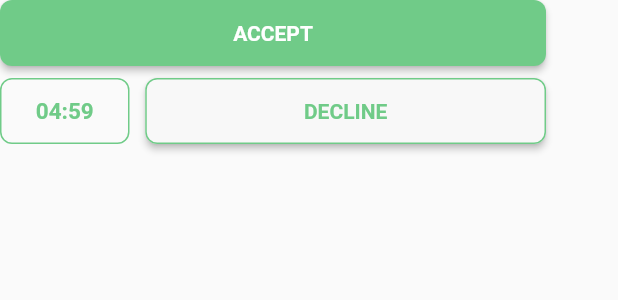
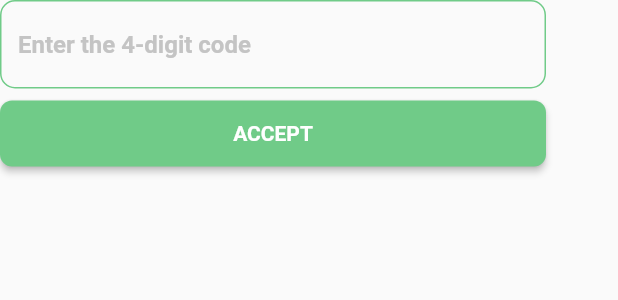
Before and after one commit to Lejhat-Bergijhi/veggytably-driver, a Flutter app: the AcceptDecline widget shown alone on an empty page, opened directly, on a phone screen of 412 x 824 dp. Shown: the top 300 px of the screen. Run offline on Flutter 3.47's test engine with Material 2 defaults, Android fonts, the phone set to English and light mode, and no system bars; our stand-ins replace dio, dotted_border, flutter_secure_storage, get, image_picker; accounts and stored records are empty; Roboto replaces fonts that are missing (Rubik).

Commit message:
Added 4 Digit Code
Tried draggable modal and fail horribly :(

```diff
--- a/lib/views/home_page.dart
+++ b/lib/views/home_page.dart
@@ -19,7 +19,7 @@ class HomePage extends StatefulWidget {
 
 class _HomePageState extends State<HomePage> {
   bool _isOnline = true;
-  bool accepting = true;
+  bool accepting = false;
   bool to_cust = true;
 
   void toggleOnline() {
--- a/lib/views/home_page/deliver_cust_order_body.dart
+++ b/lib/views/home_page/deliver_cust_order_body.dart
@@ -1,6 +1,7 @@
 import 'package:flutter/material.dart';
 import 'package:flutter/src/widgets/framework.dart';
 import 'package:flutter/src/widgets/placeholder.dart';
+import 'package:veggytably_driver/widgets/input_text.dart';
 
 class DeliverCustOrderBody extends StatelessWidget {
   const DeliverCustOrderBody({super.key});
@@ -231,7 +232,6 @@ class DeliverCustOrderBody extends StatelessWidget {
                         ),
                       ),
                       SizedBox(height: 20),
-
                       Container(
                         width: MediaQuery.of(context).size.width - 48,
                         height: 44,
@@ -266,8 +266,14 @@ class DeliverCustOrderBody extends StatelessWidget {
                                         child: Row(
                                           children: [
                                             Container(
-                                              padding: EdgeInsets.symmetric(horizontal: 16, vertical: 8),
-                                              width: 72 / 312 * (MediaQuery.of(context).size.width - 48),
+                                              padding: EdgeInsets.symmetric(
+                                                  horizontal: 16, vertical: 8),
+                                              width: 72 /
+                                                  312 *
+                                                  (MediaQuery.of(context)
+                                                          .size
+                                                          .width -
+                                                      48),
                                               child: Text(
                                                 "1x",
                                                 textAlign: TextAlign.center,
@@ -278,8 +284,14 @@ class DeliverCustOrderBody extends StatelessWidget {
                                               ),
                                             ),
                                             Container(
-                                              padding: EdgeInsets.symmetric(horizontal: 16, vertical: 8),
-                                              width: 88 / 312 * (MediaQuery.of(context).size.width - 48),
+                                              padding: EdgeInsets.symmetric(
+                                                  horizontal: 16, vertical: 8),
+                                              width: 88 /
+                                                  312 *
+                                                  (MediaQuery.of(context)
+                                                          .size
+                                                          .width -
+                                                      48),
                                               child: Text(
                                                 "Sego Tiwul",
                                                 style: TextStyle(
@@ -289,8 +301,14 @@ class DeliverCustOrderBody extends StatelessWidget {
                                               ),
                                             ),
                                             Container(
-                                              padding: EdgeInsets.symmetric(horizontal: 16, vertical: 8),
-                                              width: 72 / 312 * (MediaQuery.of(context).size.width - 48),
+                                              padding: EdgeInsets.symmetric(
+                                                  horizontal: 16, vertical: 8),
+                                              width: 72 /
+                                                  312 *
+                                                  (MediaQuery.of(context)
+                                                          .size
+                                                          .width -
+                                                      48),
                                               child: Text(
                                                 "Rp3.000",
                                                 textAlign: TextAlign.right,
@@ -323,10 +341,8 @@ class DeliverCustOrderBody extends StatelessWidget {
                             ),
                           ),
                         ),
-
                       ),
                       SizedBox(height: 8),
-
                       AcceptDecline(),
                     ],
                   ),
@@ -345,14 +361,25 @@ class AcceptDecline extends StatelessWidget {
 
   @override
   Widget build(BuildContext context) {
-    return Column(children: [
+    TextEditingController foodCodeController = TextEditingController();
+    return Column(
+      children: [
+        Form(
+          child: SizedBox(
+            width: MediaQuery.of(context).size.width - 48,
+            child: InputTextField2(
+              textEditingController: foodCodeController,
+              hintText: 'Enter the 4-digit code',
+            ),
+          ),
+        ),
+        SizedBox(height: 8),
         Container(
           width: MediaQuery.of(context).size.width - 48,
           height: 44,
           child: ElevatedButton(
             onPressed: () {
-          // emailController.clear();
-          // passwordController.clear();
+              // GO TO DELIVER ORDER BODY AFTER ENTERING 4 DIGIT CODE
             },
             child: Text(
               'ACCEPT',
@@ -368,74 +395,7 @@ class AcceptDecline extends StatelessWidget {
             ),
           ),
         ),
-    SizedBox(height: 8),
-    Container(
-        height: 44,
-        width: MediaQuery.of(context).size.width - 48,
-        child: Row(
-          children: [
-            Container(
-              padding: EdgeInsets.symmetric(
-                vertical: 12,
-              ),
-              height: 44,
-              width: 74 /
-                  (312) *
-                  (MediaQuery.of(context).size.width - 48),
-              decoration: BoxDecoration(
-                borderRadius: BorderRadius.circular(8),
-                border: Border.all(
-                  color: Color(0xff70cb88),
-                  width: 1,
-                ),
-              ),
-              child: Text(
-                "04:59",
-                textAlign: TextAlign.center,
-                style: TextStyle(
-                  color: Color(0xff70cb88),
-                  fontSize: 15,
-                  fontFamily: "Rubik",
-                  fontWeight: FontWeight.w600,
-                ),
-              ),
-            ),
-            SizedBox(
-              width: 9 /
-                  (312) *
-                  (MediaQuery.of(context).size.width - 48),
-            ),
-            Container(
-              height: 44,
-              width: 229 /
-                  (312) *
-                  (MediaQuery.of(context).size.width - 48),
-              child: ElevatedButton(
-                onPressed: () {
-                  // emailController.clear();
-                  // passwordController.clear();
-                },
-                child: Text(
-                  'DECLINE',
-                  style: TextStyle(
-                    fontWeight: FontWeight.bold,
-                    color: Color(0xff70cb88),
-                  ),
-                ),
-                style: ElevatedButton.styleFrom(
-                  side: BorderSide(
-                    color: Color(0xff70cb88),
-                    width: 1,
-                  ),
-                  shape: RoundedRectangleBorder(
-                    borderRadius: BorderRadius.circular(8),
-                  ),
-                  primary: Color(0xfff8f8f8),
-                ),
-              ),
-            ),
       ],
-        ))
-    ],);
+    );
   }
 }
--- a/lib/widgets/input_text.dart
+++ b/lib/widgets/input_text.dart
@@ -37,3 +37,42 @@ class InputTextField extends StatelessWidget {
     );
   }
 }
+
+class InputTextField2 extends StatelessWidget {
+  final TextEditingController textEditingController;
+  final String hintText;
+  final bool? obscureText;
+
+  const InputTextField2({
+    Key? key,
+    required this.textEditingController,
+    required this.hintText,
+    this.obscureText = false,
+  }) : super(key: key);
+
+  @override
+  Widget build(BuildContext context) {
+    return TextField(
+      //hint text color
+
+      controller: textEditingController,
+      decoration: InputDecoration(
+        //outline color
+        enabledBorder: OutlineInputBorder(
+          borderSide: BorderSide(color: Color(0xfff70CB88), width: 1.0),
+          borderRadius: BorderRadius.circular(10),
+        ),
+        filled: true,
+        fillColor: Color(0xfff6f7fb).withOpacity(0.1),
+        hintText: hintText,
+        hintStyle: TextStyle(
+          fontWeight: FontWeight.w600,
+          color: Color(0xffC4C4C4),
+        ),
+        border: OutlineInputBorder(
+          borderRadius: BorderRadius.circular(8),
+        ),
+      ),
+    );
+  }
+}
```
Also changed, not shown: lib/views/home_page/deliver_order_body.dart (+31 -20 lines), 6 other files. Lines whose indentation alone changed are shown as unchanged.
